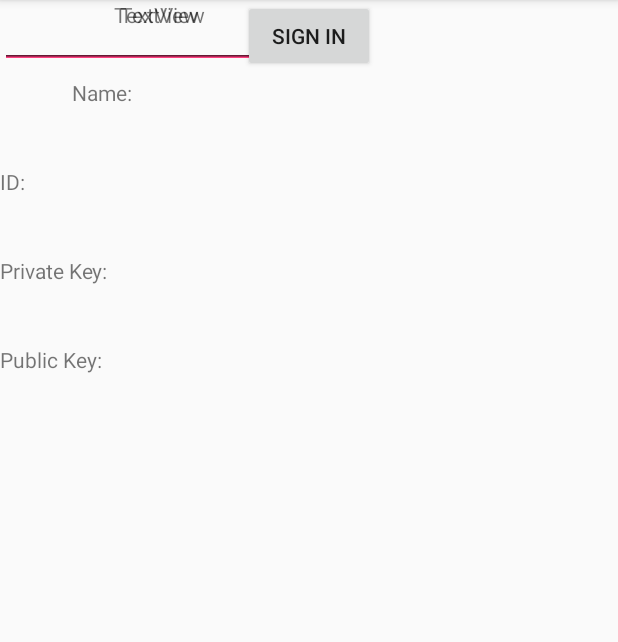
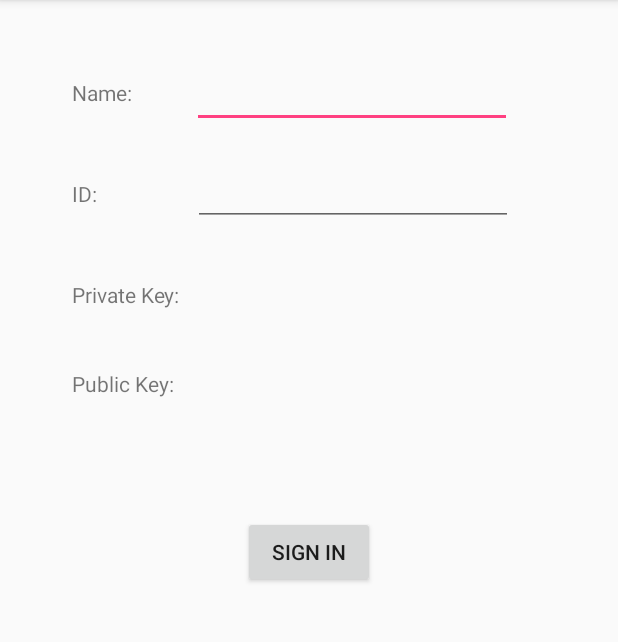
Before and after one commit to PhilFischer/ReusabiliToken, an Android app: the StoreSignIn screen opened directly, with no data from a screen before it, on a phone screen of 412 x 824 dp, the part 84-726 px from its top. Run offline under Robolectric (Android 15) with nearby library versions, the phone set to English and light mode, and no system bars.

Commit message:
Added constraints and linked Activities

```diff
--- a/app/src/main/java/com/example/philipp/cashierapp/MainActivity.java
+++ b/app/src/main/java/com/example/philipp/cashierapp/MainActivity.java
@@ -24,4 +24,9 @@ public class MainActivity extends AppCompatActivity {
         intent.putExtra(STORE_EXTRA_ID, id);
         startActivity(intent);
     }
+
+    public void storeSignIn(View view) {
+        Intent intent = new Intent(this, StoreSignIn.class);
+        startActivity(intent);
+    }
 }
--- a/app/src/main/java/com/example/philipp/cashierapp/StoreSignIn.java
+++ b/app/src/main/java/com/example/philipp/cashierapp/StoreSignIn.java
@@ -1,5 +1,6 @@
 package com.example.philipp.cashierapp;
 
+import android.content.Intent;
 import android.os.Bundle;
 import android.support.v7.app.AppCompatActivity;
 import android.view.View;
@@ -26,7 +27,7 @@ public class StoreSignIn extends AppCompatActivity {
         SecureRandom random;
         KeyPairGenerator keyGen;
         try  {
-            keyGen = KeyPairGenerator.getInstance("DSA", "JDK");
+            keyGen = KeyPairGenerator.getInstance("DSA");
             random = SecureRandom.getInstance("sharp1ing");
             keyGen.initialize(256, random);
             KeyPair keyPair = keyGen.generateKeyPair();
@@ -34,7 +35,6 @@ public class StoreSignIn extends AppCompatActivity {
             publicKey = keyPair.getPublic();
         }
         catch(NoSuchAlgorithmException noSuchAlgorithmException){}
-        catch(NoSuchProviderException e){}
 
 
     }
@@ -49,10 +49,13 @@ public class StoreSignIn extends AppCompatActivity {
         TextView publicView = (TextView) findViewById(R.id.publicKeyView);
         String privateString = new String(privateKey.getEncoded());
         String publicString = new String(publicKey.getEncoded());
-        privateView.setText(privateString);;
+        privateView.setText(privateString);
         publicView.setText(publicString);
 
         StoreDatabase storeDatabase = StoreDatabase.getInstance();
         storeDatabase.addStore(id, publicKey);
+
+        Intent intent = new Intent(this, MainActivity.class);
+        startActivity(intent);
     }
 }
--- a/app/src/main/res/layout/activity_main.xml
+++ b/app/src/main/res/layout/activity_main.xml
@@ -22,6 +22,7 @@
         android:layout_width="wrap_content"
         android:layout_height="wrap_content"
         android:layout_marginTop="32dp"
+        android:onClick="storeSignIn"
         android:text="@string/sign_in_button"
         app:layout_constraintLeft_toLeftOf="parent"
         app:layout_constraintRight_toRightOf="parent"
--- a/app/src/main/res/layout/activity_store_sign_in.xml
+++ b/app/src/main/res/layout/activity_store_sign_in.xml
@@ -20,72 +20,80 @@
         android:id="@+id/idTextView"
         android:layout_width="wrap_content"
         android:layout_height="wrap_content"
-        android:layout_marginTop="40dp"
+        android:layout_marginStart="48dp"
+        android:layout_marginTop="48dp"
         android:text="ID:"
-        app:layout_constraintTop_toBottomOf="@+id/nameTextView"
-        tools:layout_editor_absoluteX="48dp" />
+        app:layout_constraintStart_toStartOf="parent"
+        app:layout_constraintTop_toBottomOf="@+id/nameTextView" />
 
     <TextView
         android:id="@+id/privateKeyTextView"
         android:layout_width="wrap_content"
         android:layout_height="wrap_content"
-        android:layout_marginTop="40dp"
+        android:layout_marginStart="48dp"
+        android:layout_marginTop="48dp"
         android:text="Private Key:"
-        app:layout_constraintTop_toBottomOf="@+id/idTextView"
-        tools:layout_editor_absoluteX="48dp" />
+        app:layout_constraintStart_toStartOf="parent"
+        app:layout_constraintTop_toBottomOf="@+id/idTextView" />
 
     <TextView
         android:id="@+id/publicKeyTextView"
         android:layout_width="wrap_content"
         android:layout_height="wrap_content"
+        android:layout_marginStart="48dp"
         android:layout_marginTop="40dp"
         android:text="Public Key:"
-        app:layout_constraintTop_toBottomOf="@+id/privateKeyTextView"
-        tools:layout_editor_absoluteX="48dp" />
+        app:layout_constraintStart_toStartOf="parent"
+        app:layout_constraintTop_toBottomOf="@+id/privateKeyTextView" />
 
     <EditText
         android:id="@+id/nameView"
         android:layout_width="wrap_content"
         android:layout_height="wrap_content"
+        android:layout_marginStart="40dp"
+        android:layout_marginTop="40dp"
         android:ems="10"
         android:inputType="textPersonName"
-        tools:layout_editor_absoluteX="117dp"
-        tools:layout_editor_absoluteY="41dp" />
+        app:layout_constraintStart_toEndOf="@+id/nameTextView"
+        app:layout_constraintTop_toTopOf="parent" />
 
     <EditText
         android:id="@+id/idView"
         android:layout_width="wrap_content"
         android:layout_height="wrap_content"
+        android:layout_marginStart="64dp"
+        android:layout_marginTop="20dp"
         android:ems="10"
         android:inputType="textPersonName"
-        tools:layout_editor_absoluteX="117dp"
-        tools:layout_editor_absoluteY="97dp" />
+        app:layout_constraintStart_toEndOf="@+id/idTextView"
+        app:layout_constraintTop_toBottomOf="@+id/nameView" />
 
     <TextView
         android:id="@+id/privateKeyView"
         android:layout_width="wrap_content"
         android:layout_height="25dp"
-        android:layout_marginStart="8dp"
-        android:text="TextView"
+        android:layout_marginStart="12dp"
+        android:layout_marginTop="32dp"
         app:layout_constraintStart_toEndOf="@+id/privateKeyTextView"
-        tools:layout_editor_absoluteY="169dp" />
+        app:layout_constraintTop_toBottomOf="@+id/idView" />
 
     <TextView
         android:id="@+id/publicKeyView"
         android:layout_width="wrap_content"
         android:layout_height="23dp"
-        android:layout_marginStart="8dp"
-        android:text="TextView"
+        android:layout_marginStart="16dp"
+        android:layout_marginTop="36dp"
         app:layout_constraintStart_toEndOf="@+id/publicKeyTextView"
-        tools:layout_editor_absoluteY="228dp" />
+        app:layout_constraintTop_toBottomOf="@+id/privateKeyView" />
 
     <Button
         android:id="@+id/signInButton"
         android:layout_width="wrap_content"
         android:layout_height="wrap_content"
+        android:layout_marginTop="344dp"
         android:onClick="signIn"
         android:text="@string/sign_in_button"
         app:layout_constraintLeft_toLeftOf="parent"
         app:layout_constraintRight_toRightOf="parent"
-        tools:layout_editor_absoluteY="302dp" />
+        app:layout_constraintTop_toTopOf="parent" />
 </android.support.constraint.ConstraintLayout>
```
